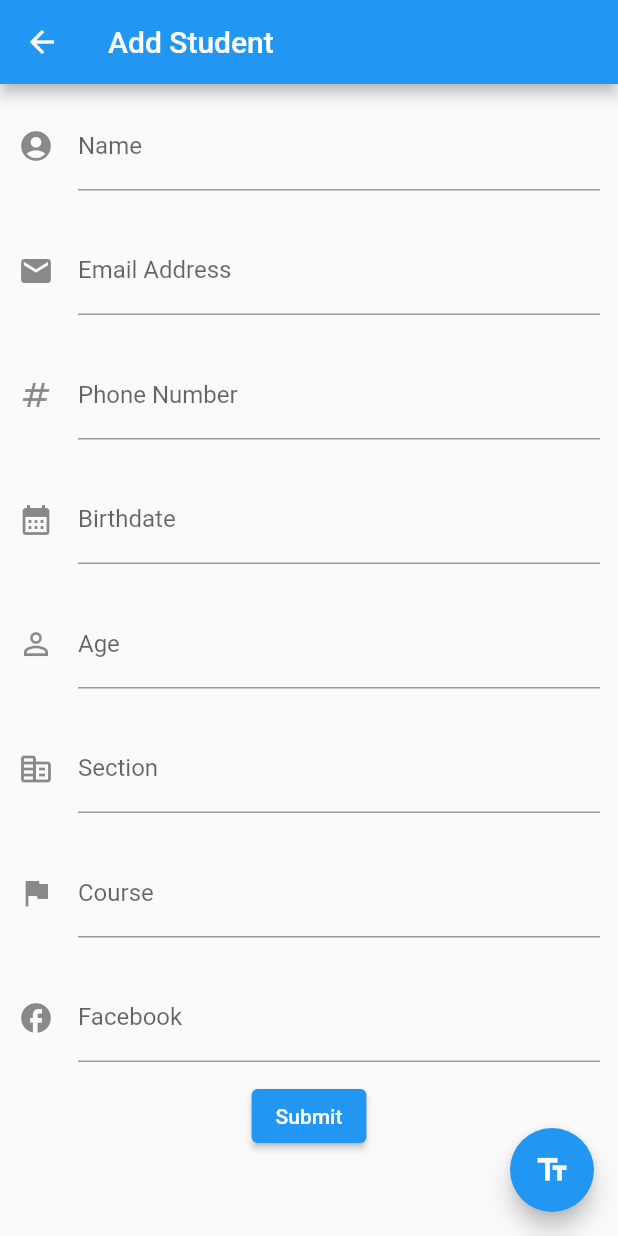
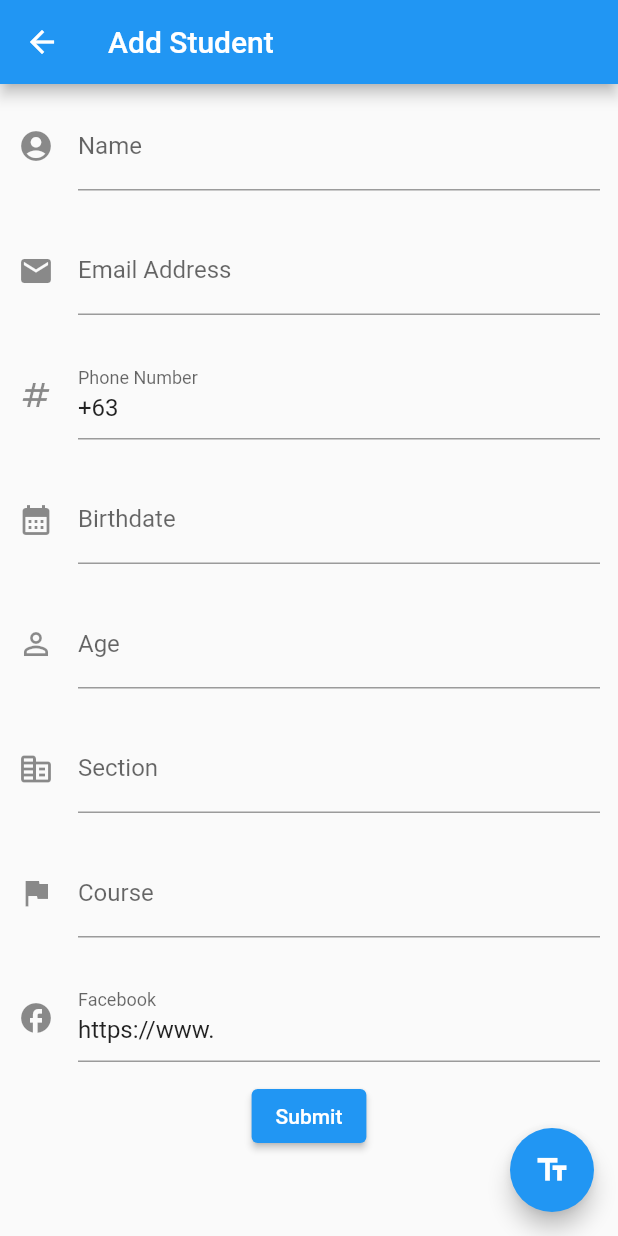
Before and after one commit to adrianauguis/act4, a Flutter app: the PageTwo screen opened by its route, on a phone screen of 412 x 824 dp. Run offline on Flutter 3.47's test engine with Material 2 defaults, Android fonts, the phone set to English and light mode, and no system bars.

Commit message:
initial fixes

```diff
--- a/lib/page_two.dart
+++ b/lib/page_two.dart
@@ -10,12 +10,12 @@ class PageTwo extends StatefulWidget {
 class _PageTwoState extends State<PageTwo> {
   final nameEditingController = TextEditingController();
   final emailEditingController = TextEditingController();
-  final phoneEditingController = TextEditingController();
+  TextEditingController phoneEditingController = TextEditingController(text: '+63');
   final birthdateEditingController = TextEditingController();
   final ageEditingController = TextEditingController();
   final sectionEditingController = TextEditingController();
   final courseEditingController = TextEditingController();
-  final fbEditingController = TextEditingController();
+  TextEditingController fbEditingController = TextEditingController(text: 'https://www.');
 
   final formKey = GlobalKey<FormState>();
 
```
